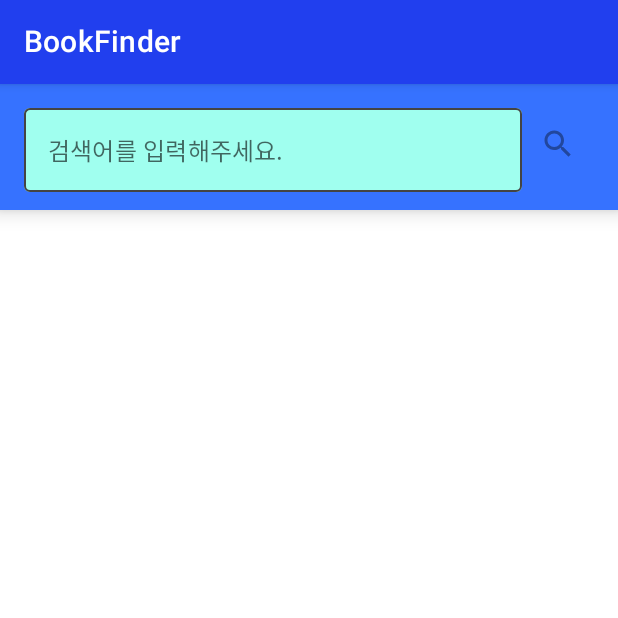
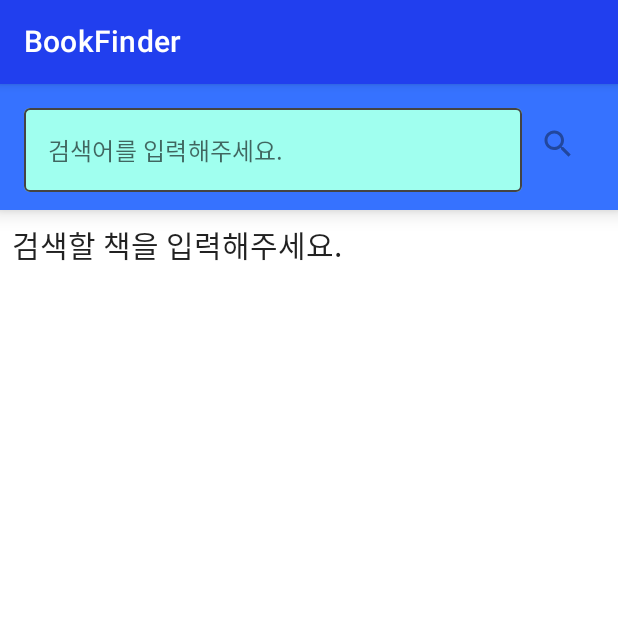
Before and after one commit to dalinaum/BookFinder, an Android app built with Jetpack Compose: the screen it shows after launch (MainActivity), on a phone screen of 412 x 824 dp, the top half of it. Run offline under Robolectric (Android 15) with nearby library versions, the phone set to English and light mode, and no system bars; our stand-ins replace Dagger/Hilt's generated code; pictures from the network do not load.

Commit message:
안내 메시지 추가

```diff
--- a/app/src/main/java/io/github/dalinaum/bookfinder/screen/HomeScreen.kt
+++ b/app/src/main/java/io/github/dalinaum/bookfinder/screen/HomeScreen.kt
@@ -1,5 +1,6 @@
 package io.github.dalinaum.bookfinder.screen
 
+import androidx.compose.animation.AnimatedVisibility
 import androidx.compose.foundation.clickable
 import androidx.compose.foundation.layout.Box
 import androidx.compose.foundation.layout.Column
@@ -79,6 +80,19 @@ fun HomeScreen(
             ) {
                 val onItemRowClicked = { id: String ->
                     navController.navigate("Detail/$id")
+                }
+                if (viewModel.volumeList.isNullOrEmpty()) {
+                    item {
+                        AnimatedVisibility(
+                            visible = viewModel.currentQuery.isBlank()
+                        ) {
+                            Text(
+                                text = "검색할 책을 입력해주세요.",
+                                fontSize = 20.sp,
+                                modifier = Modifier.padding(8.dp)
+                            )
+                        }
+                    }
                 }
                 items(
                     items = viewModel.volumeList,
```
